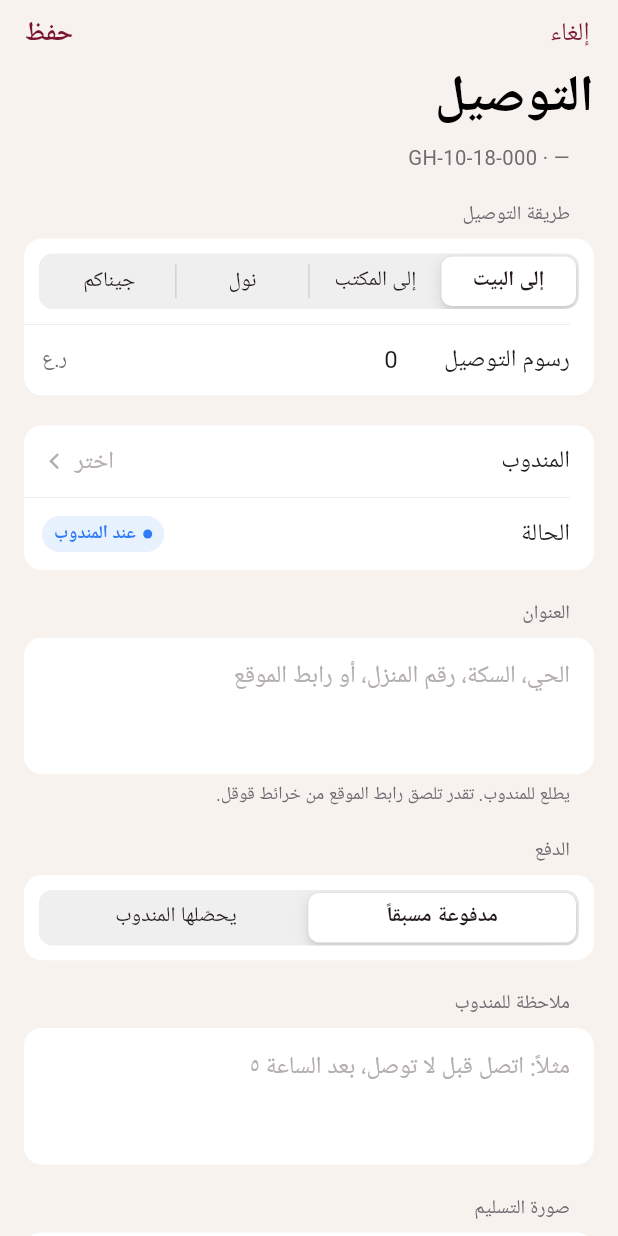
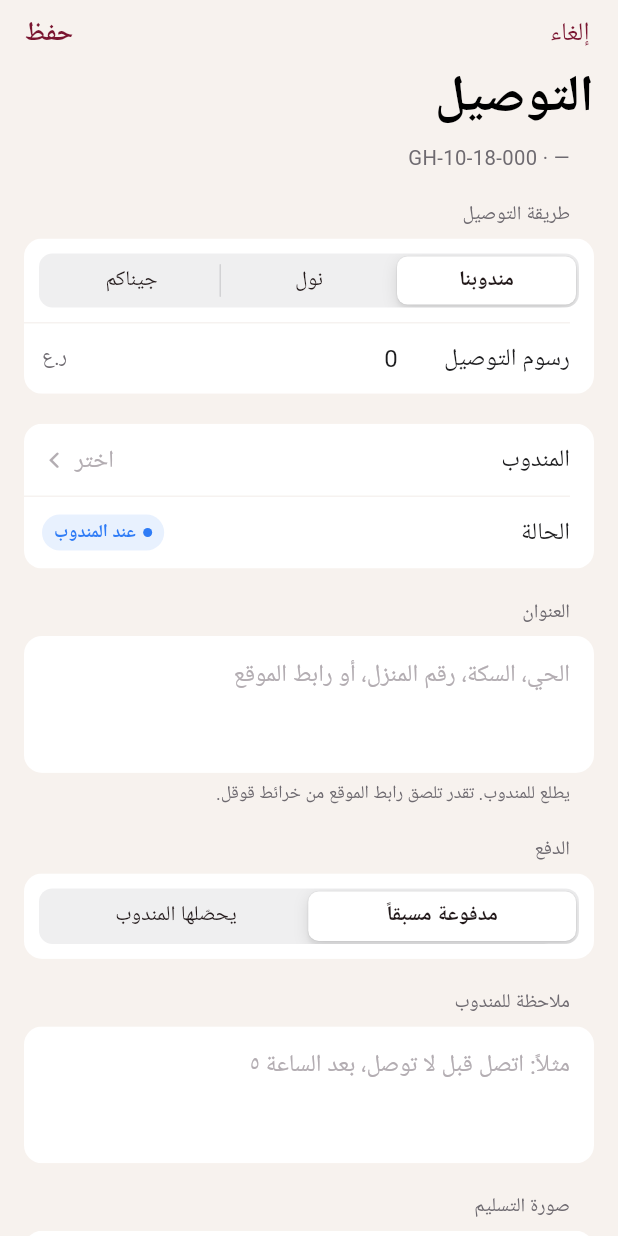
Before and after one commit to ghshopper/-gh-platform, a Flutter app: the DeliveryPage widget shown alone on an empty page, opened directly with empty values, on a phone screen of 412 x 824 dp. Run offline on Flutter 3.47's test engine with Material 3 defaults, Android fonts, the phone set to English and light mode, and no system bars; our stand-ins replace flutter_secure_storage, image_picker, local_auth, pdf, printing, share_plus and 2 more; missing offline and left inert: mobile_scanner; accounts and stored records are empty; network calls fail.

Commit message:
Delivery: our driver to the door; Nool and Genacom to the door or branch pickup
Co-Authored-By: Claude Opus 5.5 <noreply@anthropic.com>
Claude-Session: https://claude.ai/code/session_01PsNBSDAgL63NENXEdRhdq4

```diff
--- a/lib/messages.dart
+++ b/lib/messages.dart
@@ -67,9 +67,11 @@ final List<MsgTemplate> messageTemplates = [
         '${trackingLink(o)}';
   }),
   MsgTemplate('تم الشحن (نول / جيناكم)', (o, c) {
-    final company = o.deliveryMethod?.label ?? 'شركة الشحن';
+    final company = o.deliveryMethod?.carrierName ?? 'شركة الشحن';
+    final branch = o.deliveryMethod?.toBranch == true;
     return '${_hi(c)}\n'
         'تم شحن ${_g(c, 'طلبكِ', 'طلبك')} ${o.invoiceNo} مع $company 📦\n'
+        '${branch ? 'تقدر${_g(c, 'ين', '')} ${_g(c, 'تستلمينه', 'تستلمه')} من فرع $company أول ما يوصل.\n' : ''}'
         '${o.carrierTracking == null ? '' : o.carrierIsLink ? 'تتبّع الشحنة مع $company:\n${o.carrierTracking}\n\n' : 'رقم الشحنة: ${o.carrierTracking}\n'}'
         'تتبّع${_g(c, 'ي', '')} ${_g(c, 'طلبكِ', 'طلبك')} من هنا:\n'
         '${trackingLink(o)}';
--- a/lib/models.dart
+++ b/lib/models.dart
@@ -103,11 +103,13 @@ class BusinessSettings {
   final double deliveryHomeFee;
   final double deliveryOfficeFee;
 
-  double feeFor(DeliveryMethod? m) => switch (m) {
-        DeliveryMethod.home => deliveryHomeFee,
-        DeliveryMethod.office => deliveryOfficeFee,
-        _ => 0,
-      };
+  /// Door delivery (our driver or a courier) uses the home fee; pickup at a
+  /// courier's branch uses the branch fee.
+  double feeFor(DeliveryMethod? m) {
+    if (m == null) return 0;
+    if (m == DeliveryMethod.office || m.toBranch) return deliveryOfficeFee;
+    return deliveryHomeFee;
+  }
 
   factory BusinessSettings.fromMap(Map<String, dynamic> m) => BusinessSettings(
         companyName: _s(m['company_name']),
@@ -126,26 +128,73 @@ class BusinessSettings {
 }
 
 /// How an order reaches the customer.
-enum DeliveryMethod { home, office, nool, genacom }
+/// home = our driver to the door (Muscat). Couriers (Nool, Genacom) either
+/// deliver to the door or the customer picks up at their branch.
+/// [office] is legacy (old orders only, not offered any more).
+enum DeliveryMethod { home, office, nool, noolOffice, genacom, genacomOffice }
+
+/// Who carries the parcel.
+enum Carrier { own, nool, genacom }
+
+extension CarrierX on Carrier {
+  String get label => switch (this) {
+        Carrier.own => 'مندوبنا',
+        Carrier.nool => 'نول',
+        Carrier.genacom => 'جيناكم',
+      };
+}
 
 DeliveryMethod? deliveryMethodFrom(String? v) {
   for (final m in DeliveryMethod.values) {
-    if (m.name == v) return m;
+    if (m.key == v) return m;
   }
   return null;
 }
 
+/// The method for a carrier and destination (branch pickup or door).
+DeliveryMethod deliveryMethodOf(Carrier c, {required bool branch}) =>
+    switch (c) {
+      Carrier.own => DeliveryMethod.home,
+      Carrier.nool => branch ? DeliveryMethod.noolOffice : DeliveryMethod.nool,
+      Carrier.genacom =>
+        branch ? DeliveryMethod.genacomOffice : DeliveryMethod.genacom,
+    };
+
 extension DeliveryMethodX on DeliveryMethod {
-  String get label => switch (this) {
-        DeliveryMethod.home => 'إلى البيت',
-        DeliveryMethod.office => 'إلى المكتب',
-        DeliveryMethod.nool => 'نول',
-        DeliveryMethod.genacom => 'جيناكم',
+  /// Value stored on the server.
+  String get key => switch (this) {
+        DeliveryMethod.noolOffice => 'nool_office',
+        DeliveryMethod.genacomOffice => 'genacom_office',
+        _ => name,
       };
 
-  /// A shipping company for outside Muscat (own shipment number, own price).
-  bool get isCourier =>
-      this == DeliveryMethod.nool || this == DeliveryMethod.genacom;
+  Carrier get carrier => switch (this) {
+        DeliveryMethod.nool || DeliveryMethod.noolOffice => Carrier.nool,
+        DeliveryMethod.genacom ||
+        DeliveryMethod.genacomOffice =>
+          Carrier.genacom,
+        _ => Carrier.own,
+      };
+
+  /// Customer collects from the courier's branch.
+  bool get toBranch =>
+      this == DeliveryMethod.noolOffice ||
+      this == DeliveryMethod.genacomOffice;
+
+  /// Carrier name only (for "شحن مع …").
+  String get carrierName => carrier.label;
+
+  String get label => switch (this) {
+        DeliveryMethod.home => 'مندوبنا · للبيت',
+        DeliveryMethod.office => 'إلى المكتب',
+        DeliveryMethod.nool => 'نول · للبيت',
+        DeliveryMethod.noolOffice => 'نول · من الفرع',
+        DeliveryMethod.genacom => 'جيناكم · للبيت',
+        DeliveryMethod.genacomOffice => 'جيناكم · من الفرع',
+      };
+
+  /// A shipping company (own shipment number / tracking link, no driver).
+  bool get isCourier => carrier != Carrier.own;
 }
 
 // ───────────────────────── Trips ─────────────────────────
--- a/lib/pages/drivers_pages.dart
+++ b/lib/pages/drivers_pages.dart
@@ -8,6 +8,7 @@ import '../data/store.dart';
 import '../format.dart';
 import '../models.dart';
 import '../ui/colors.dart';
+import '../ui/delivery_picker.dart';
 import '../ui/kit.dart';
 import 'item_pages.dart' show PhotoPage, Thumb;
 import 'order_detail_page.dart';
@@ -365,7 +366,7 @@ class _DeliveryPageState extends State<DeliveryPage> {
   void _chooseMethod(DeliveryMethod m) {
     setState(() {
       _method = m;
-      if (!m.isCourier) _fee.text = plainFee(Store.i.settings.feeFor(m));
+      _fee.text = plainFee(Store.i.settings.feeFor(m));
       if (m.isCourier) _driverId = null;
     });
   }
@@ -404,7 +405,7 @@ class _DeliveryPageState extends State<DeliveryPage> {
       final link = RegExp(r'https?://\S+').firstMatch(raw)?.group(0);
       final trk = link ?? raw;
       await Store.i.updateOrder(_o.id, {
-        'delivery_method': _method.name,
+        'delivery_method': _method.key,
         'delivery_fee': parseAmount(_fee.text) ?? 0,
         'carrier_tracking': _method.isCourier && trk.isNotEmpty ? trk : null,
       });
@@ -442,9 +443,8 @@ class _DeliveryPageState extends State<DeliveryPage> {
         Section(
           header: 'طريقة التوصيل',
           children: [
-            Segments<DeliveryMethod>(
+            DeliveryPicker(
               value: _method,
-              options: {for (final m in DeliveryMethod.values) m: m.label},
               onChanged: _chooseMethod,
             ),
             AmountRow(label: 'رسوم التوصيل', controller: _fee),
@@ -452,7 +452,7 @@ class _DeliveryPageState extends State<DeliveryPage> {
               FieldRow(
                 label: 'رابط التتبّع',
                 controller: _tracking,
-                placeholder: 'الصق رسالة ${_method.label} أو الرابط',
+                placeholder: 'الصق رسالة ${_method.carrierName} أو الرابط',
                 ltr: true,
               ),
           ],
--- a/lib/pages/more_page.dart
+++ b/lib/pages/more_page.dart
@@ -540,11 +540,11 @@ class _SettingsPageState extends State<SettingsPage> {
           ],
         ),
         Section(
-          header: 'أسعار التوصيل داخل مسقط',
-          footer: 'تنحط تلقائياً لما تختار طريقة التوصيل في الطلب. نول وجيناكم تكتب سعرها لكل طلب.',
+          header: 'أسعار التوصيل',
+          footer: 'تنحط تلقائياً لما تختار طريقة التوصيل في الطلب. لباب البيت: مندوبنا أو نول أو جيناكم. من الفرع: العميل يستلم من فرع نول أو جيناكم.',
           children: [
-            AmountRow(label: 'إلى البيت', controller: _homeFee),
-            AmountRow(label: 'إلى المكتب', controller: _officeFee),
+            AmountRow(label: 'لباب البيت', controller: _homeFee),
+            AmountRow(label: 'من فرع الشركة', controller: _officeFee),
           ],
         ),
         Section(
--- a/lib/pages/order_detail_page.dart
+++ b/lib/pages/order_detail_page.dart
@@ -472,7 +472,7 @@ class _OrderDetailPageState extends State<OrderDetailPage> {
                   leading: IconBox(CupertinoIcons.car_detailed,
                       color: o.driverStatus?.color ?? GH.tertiary),
                   title: o.deliveryMethod?.isCourier == true
-                      ? 'شحن مع ${o.deliveryMethod!.label}'
+                      ? 'شحن مع ${o.deliveryMethod!.carrierName}${o.deliveryMethod!.toBranch ? ' · من الفرع' : ' · للبيت'}'
                       : Store.i.driver(o.driverId)?.name ??
                           '${o.deliveryMethod?.label ?? 'التوصيل'} · أسند لمندوب',
                   titleStyle: o.driverId == null && o.deliveryMethod?.isCourier != true
--- /dev/null
+++ b/lib/ui/delivery_picker.dart
@@ -0,0 +1,35 @@
+import 'package:flutter/cupertino.dart';
+
+import '../models.dart';
+import 'kit.dart';
+
+/// Two rows: who carries it (our driver / Nool / Genacom), then, for a
+/// courier, door delivery or pickup at their branch.
+class DeliveryPicker extends StatelessWidget {
+  const DeliveryPicker({super.key, required this.value, required this.onChanged});
+
+  final DeliveryMethod value;
+  final ValueChanged<DeliveryMethod> onChanged;
+
+  @override
+  Widget build(BuildContext context) {
+    final carrier = value.carrier;
+    return Column(
+      crossAxisAlignment: CrossAxisAlignment.stretch,
+      children: [
+        Segments<Carrier>(
+          value: carrier,
+          options: {for (final c in Carrier.values) c: c.label},
+          onChanged: (c) =>
+              onChanged(deliveryMethodOf(c, branch: value.toBranch)),
+        ),
+        if (carrier != Carrier.own)
+          Segments<bool>(
+            value: value.toBranch,
+            options: const {false: 'لباب البيت', true: 'من الفرع'},
+            onChanged: (b) => onChanged(deliveryMethodOf(carrier, branch: b)),
+          ),
+      ],
+    );
+  }
+}
```
Also changed, not shown: lib/pages/order_form_page.dart (+6 -7 lines).
